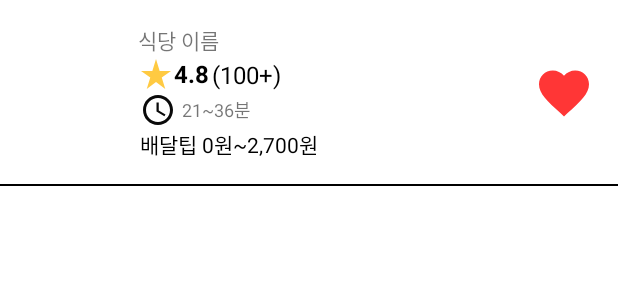
After one commit to Jungchaeyeon/DessertOrderApp, an Android app: the layout viewholder_like_restaurant.xml on its own in the app's theme, with its tools: preview values and no code run, on a phone screen of 412 x 824 dp. The commit adds this screen. Shown: the top 300 px of the screen. Run offline under Robolectric (Android 15) with nearby library versions, the phone set to English and light mode, and no system bars.

Commit message:
찜 기능 구현하기

```diff
--- a/app/src/main/java/com/jcy/dessertorderapp/data/db/dao/RestaurantDao.kt
+++ b/app/src/main/java/com/jcy/dessertorderapp/data/db/dao/RestaurantDao.kt
@@ -8,6 +8,10 @@ import com.jcy.dessertorderapp.data.entity.RestaurantEntity
 
 @Dao
 interface RestaurantDao {
+
+    @Query("SELECT * FROM RestaurantEntity")
+    suspend fun getAll() : List<RestaurantEntity>
+
     @Query("SELECT * FROM RestaurantEntity WHERE restaurantTitle=:title")
     suspend fun get(title: String): RestaurantEntity?
 
--- a/app/src/main/java/com/jcy/dessertorderapp/data/repository/user/DefaultUserRepository.kt
+++ b/app/src/main/java/com/jcy/dessertorderapp/data/repository/user/DefaultUserRepository.kt
@@ -24,6 +24,10 @@ class DefaultUserRepository(
         restaurantDao.get(restaurantTitle)
     }
 
+    override suspend fun getAllUserLikedRestaurantList(): List<RestaurantEntity> = withContext(ioDispatcher){
+        restaurantDao.getAll()
+    }
+
     override suspend fun insertUserLikedRestaurant(restaurantEntity: RestaurantEntity) = withContext(ioDispatcher){
         restaurantDao.insert(restaurantEntity)
     }
--- a/app/src/main/java/com/jcy/dessertorderapp/data/repository/user/UserRepository.kt
+++ b/app/src/main/java/com/jcy/dessertorderapp/data/repository/user/UserRepository.kt
@@ -10,6 +10,8 @@ interface UserRepository {
 
     suspend fun getUserLikedRestaurant(restaurantTitle: String): RestaurantEntity?
 
+    suspend fun getAllUserLikedRestaurantList() : List<RestaurantEntity>
+
     suspend fun insertUserLikedRestaurant(restaurantEntity: RestaurantEntity)
 
     suspend fun deleteUserLikedRestaurant(restaurantTitle: String)
--- a/app/src/main/java/com/jcy/dessertorderapp/di/appModule.kt
+++ b/app/src/main/java/com/jcy/dessertorderapp/di/appModule.kt
@@ -16,6 +16,7 @@ import com.jcy.dessertorderapp.data.repository.restaurant.review.RestaurantRevie
 import com.jcy.dessertorderapp.data.repository.user.DefaultUserRepository
 import com.jcy.dessertorderapp.data.repository.user.UserRepository
 import com.jcy.dessertorderapp.screen.main.home.HomeViewModel
+import com.jcy.dessertorderapp.screen.main.like.RestaurantLikeListViewModel
 import com.jcy.dessertorderapp.screen.main.my.MyViewModel
 import com.jcy.dessertorderapp.screen.main.restaurant.RestaurantCategory
 import com.jcy.dessertorderapp.screen.main.restaurant.RestaurantListViewModel
@@ -42,6 +43,7 @@ val appModule = module {
     viewModel { (restaurantId: Long, restaurantFoodList: List<RestaurantFoodEntity>)->
         RestaurantMenuListViewModel(restaurantId, restaurantFoodList,get()) }
     viewModel { (repositoryTitle:String) -> RestaurantReviewListViewModel(repositoryTitle,get()) }
+    viewModel { RestaurantLikeListViewModel(get())}
 
     single<MapRepository> { DefaultMapRepository(get(),get()) }
     single<RestaurantRepository> { DefaultRestaurantRepository(get(),get(),get())}
--- a/app/src/main/java/com/jcy/dessertorderapp/model/CellType.kt
+++ b/app/src/main/java/com/jcy/dessertorderapp/model/CellType.kt
@@ -3,6 +3,7 @@ package com.jcy.dessertorderapp.model
 enum class CellType {
     EMPTY_CELL,
     RESTAURANT_CELL,
+    LIKE_RESTAURANT_CELL,
     FOOD_CELL,
     REVIEW_CELL
 }
--- a/app/src/main/java/com/jcy/dessertorderapp/screen/MainActivity.kt
+++ b/app/src/main/java/com/jcy/dessertorderapp/screen/MainActivity.kt
@@ -8,6 +8,7 @@ import com.google.android.material.bottomnavigation.BottomNavigationView
 import com.jcy.dessertorderapp.R
 import com.jcy.dessertorderapp.databinding.ActivityMainBinding
 import com.jcy.dessertorderapp.screen.main.home.HomeFragment
+import com.jcy.dessertorderapp.screen.main.like.RestaurantLikeListFragment
 import com.jcy.dessertorderapp.screen.main.my.MyFragment
 
 class MainActivity : AppCompatActivity(), BottomNavigationView.OnNavigationItemSelectedListener {
@@ -31,6 +32,10 @@ class MainActivity : AppCompatActivity(), BottomNavigationView.OnNavigationItemS
                 showFragment(HomeFragment.newInstance(),HomeFragment.TAG)
                 true
             }
+            R.id.menu_like ->{
+                showFragment(RestaurantLikeListFragment.newInstance(), RestaurantLikeListFragment.TAG)
+                true
+            }
             R.id.menu_my ->{
                 showFragment(MyFragment.newInstance(),MyFragment.TAG)
                 true
--- /dev/null
+++ b/app/src/main/res/layout/viewholder_like_restaurant.xml
@@ -0,0 +1,97 @@
+<?xml version="1.0" encoding="utf-8"?>
+<androidx.constraintlayout.widget.ConstraintLayout xmlns:android="http://schemas.android.com/apk/res/android"
+    android:layout_width="match_parent"
+    android:layout_height="wrap_content"
+    android:clickable="true"
+    android:focusable="true"
+    xmlns:app="http://schemas.android.com/apk/res-auto"
+    android:background="?attr/selectableItemBackground"
+    xmlns:tools="http://schemas.android.com/tools">
+
+
+    <ImageView
+        android:id="@+id/restaurantImage"
+        android:layout_width="64dp"
+        android:layout_height="64dp"
+        android:layout_marginTop="16dp"
+        android:layout_marginStart="16dp"
+        app:layout_constraintTop_toTopOf="parent"
+        app:layout_constraintStart_toStartOf="parent" />
+
+    <TextView
+        android:id="@+id/restaurantTitleText"
+        android:layout_width="wrap_content"
+        android:layout_height="wrap_content"
+        app:layout_constraintTop_toTopOf="@id/restaurantImage"
+        app:layout_constraintStart_toEndOf="@id/restaurantImage"
+        tools:text="식당 이름"
+        android:layout_marginStart="12dp"/>
+
+    <TextView
+        android:id="@+id/gradeText"
+        android:layout_width="wrap_content"
+        android:layout_height="wrap_content"
+        android:gravity="center_vertical"
+        android:textColor="@color/black"
+        android:textSize="16sp"
+        android:textStyle="bold"
+        app:layout_constraintTop_toBottomOf="@id/restaurantTitleText"
+        app:layout_constraintStart_toStartOf="@id/restaurantTitleText"
+        app:drawableStartCompat="@drawable/ic_star"
+        app:drawableTint="@color/orange_yellow"
+        tools:text="4.8" />
+
+    <TextView
+        android:id="@+id/reviewCountText"
+        android:layout_width="wrap_content"
+        android:layout_height="wrap_content"
+        android:layout_marginStart="2dp"
+        android:textColor="@color/black"
+        android:textSize="16sp"
+        app:layout_constraintTop_toTopOf="@id/gradeText"
+        app:layout_constraintStart_toEndOf="@id/gradeText"
+        app:layout_constraintBottom_toBottomOf="@id/gradeText"
+        tools:text="(100+)" />
+
+    <TextView
+        android:id="@+id/deliveryTimeText"
+        android:layout_width="wrap_content"
+        android:layout_height="wrap_content"
+        android:layout_marginStart="1dp"
+        app:layout_constraintTop_toBottomOf="@id/gradeText"
+        app:layout_constraintStart_toStartOf="@id/gradeText"
+        app:drawableStartCompat="@drawable/ic_clock"
+        android:gravity="center_vertical"
+        android:drawablePadding="4dp"
+        android:textSize="12sp"
+        tools:text="21~36분" />
+
+    <TextView
+        android:id="@+id/deliveryTipText"
+        android:layout_width="wrap_content"
+        android:layout_height="wrap_content"
+        android:textColor="@color/black"
+        app:layout_constraintTop_toBottomOf="@id/deliveryTimeText"
+        app:layout_constraintStart_toStartOf="@id/deliveryTimeText"
+        tools:text="배달팁 0원~2,700원" />
+
+    <ImageView
+        android:id="@+id/likeImageBtn"
+        android:layout_width="40dp"
+        android:layout_height="40dp"
+        android:src="@drawable/ic_favorite_enabled"
+        app:layout_constraintEnd_toEndOf="parent"
+        app:layout_constraintTop_toTopOf="parent"
+        app:layout_constraintBottom_toBottomOf="parent"
+        android:layout_marginEnd="16dp"
+        />
+    <View
+        android:layout_width="0dp"
+        android:layout_height="1dp"
+        android:layout_marginTop="16dp"
+        android:background="@color/black"
+        app:layout_constraintTop_toBottomOf="@id/deliveryTipText"
+        app:layout_constraintStart_toStartOf="parent"
+        app:layout_constraintEnd_toEndOf="parent"
+        app:layout_constraintBottom_toBottomOf="parent" />
+</androidx.constraintlayout.widget.ConstraintLayout>
--- a/app/src/main/res/menu/bottom_navigation_menu.xml
+++ b/app/src/main/res/menu/bottom_navigation_menu.xml
@@ -4,6 +4,11 @@
     <item android:id="@+id/menu_home"
         android:title="@string/home"
         android:icon="@drawable/ic_home"/>
+
+    <item
+        android:id="@+id/menu_like"
+        android:title="@string/like"
+        android:icon="@drawable/ic_favorite"/>
     <item
         android:id="@+id/menu_my"
         android:title="@string/my"
--- a/app/src/main/res/values/strings.xml
+++ b/app/src/main/res/values/strings.xml
@@ -66,5 +66,7 @@
     <string name="cannot_assigned_permission">권한을 받지 못했습니다.</string>
     <string name="please_set_your_current_location">현재위치로 설정해주세요.</string>
     <string name="google_login_required_text">구글 로그인이 필요합니다.</string>
+    <string name="restaurant_like_list">찜 리스트</string>
+    <string name="empty_like_restaurant_list">찜한 내역이 존재하지 않습니다.</string>
 
 </resources>
```
Also changed, not shown: app/src/main/java/com/jcy/dessertorderapp/screen/main/like/RestaurantLikeListFragment.kt (added, +63 -0 lines), app/src/main/java/com/jcy/dessertorderapp/screen/main/like/RestaurantLikeListViewModel.kt (added, +40 -0 lines), app/src/main/java/com/jcy/dessertorderapp/util/mapper/ModelViewHolderMapper.kt (+8 -4 lines), app/src/main/java/com/jcy/dessertorderapp/widget/adapter/listener/restaurant/RestaurantLikeListListener.kt (added, +9 -0 lines), app/src/main/java/com/jcy/dessertorderapp/widget/adapter/viewholder/restaurant/LikeRestaurantViewHolder.kt (added, +49 -0 lines), app/src/main/res/layout/fragment_restaurant_like_list.xml (added, +51 -0 lines).
